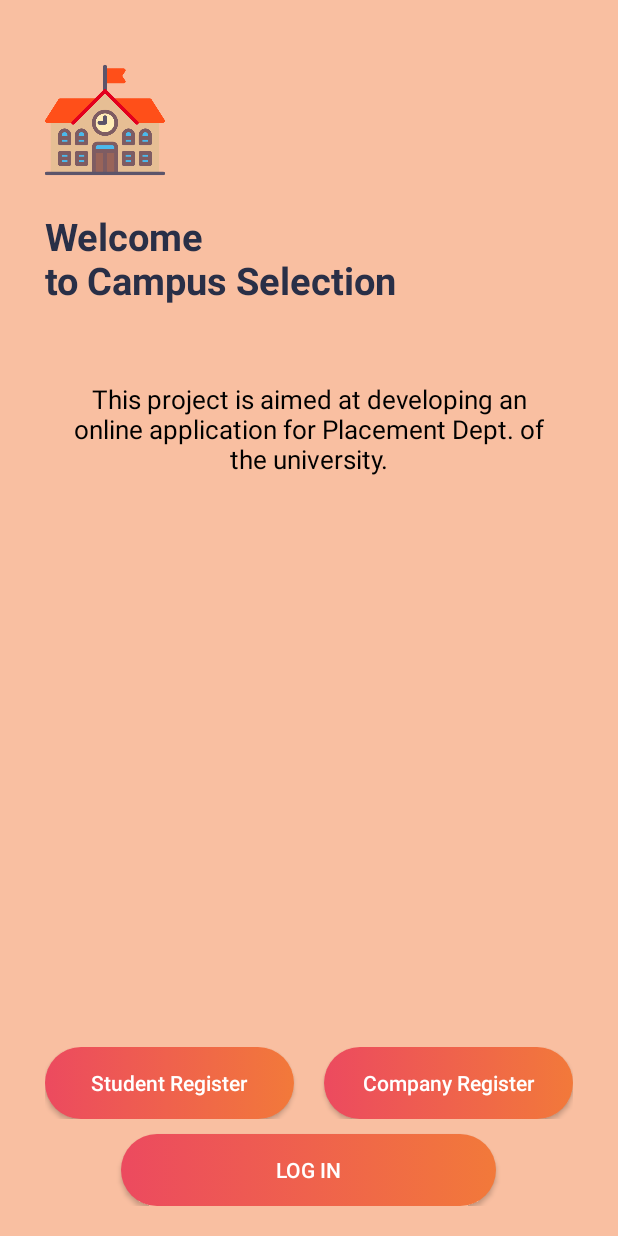
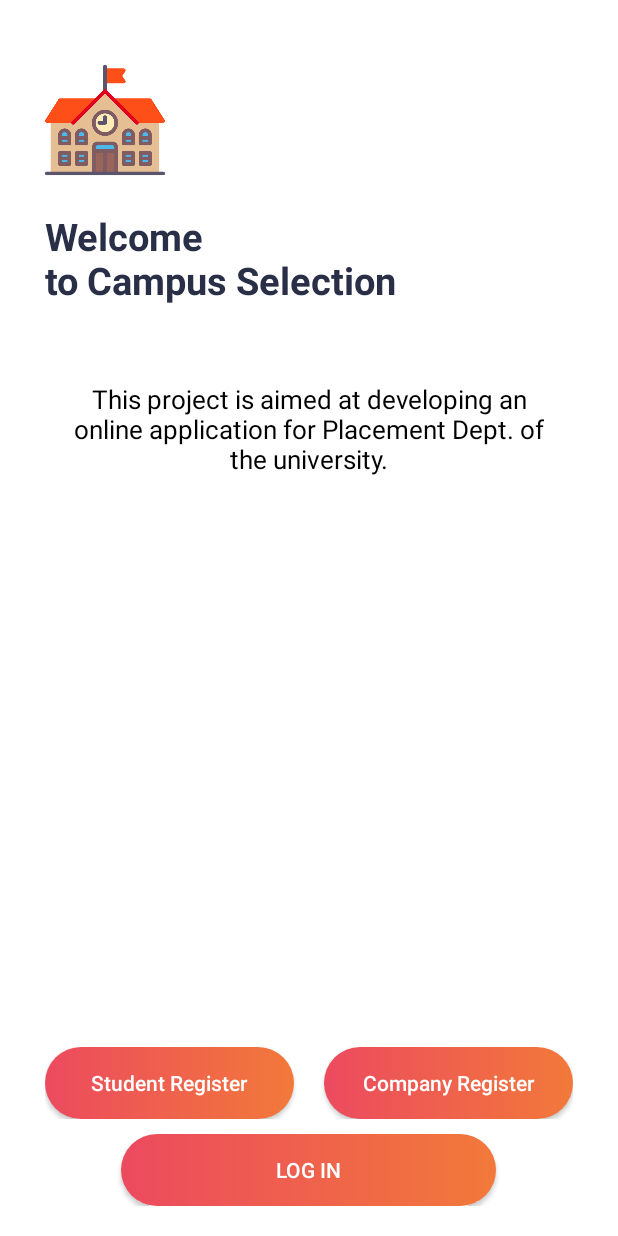
Before and after one commit to Moutamid/CampusSelectionProject, an Android app: the screen it shows after launch (MainActivity), on a phone screen of 412 x 824 dp. Run offline under Robolectric (Android 15) with nearby library versions, the phone set to English and light mode, and no system bars; our stand-ins replace Firebase (no records; nobody signed in at launch, a user with empty details on screens opened directly).

Commit message:
24 05 2021

```diff
--- a/app/src/main/res/drawable/bg_activities.xml
+++ b/app/src/main/res/drawable/bg_activities.xml
@@ -2,6 +2,7 @@
 <shape xmlns:android="http://schemas.android.com/apk/res/android"
     android:shape="rectangle">
 
-    <solid android:color="#79F2793A" />
+    <solid android:color="#ffffff" />
+<!--    <solid android:color="#79F2793A" />-->
 
 </shape>
--- a/app/src/main/res/values-night/themes.xml
+++ b/app/src/main/res/values-night/themes.xml
@@ -3,7 +3,7 @@
     <style name="Theme.CampusSelectionProject" parent="Theme.MaterialComponents.DayNight.NoActionBar">
         <!-- Primary brand color. -->
         <item name="colorPrimary">@color/purple_200</item>
-        <item name="colorPrimaryVariant">@color/purple_700</item>
+        <item name="colorPrimaryVariant">@color/darkOrange</item>
         <item name="colorOnPrimary">@color/black</item>
         <!-- Secondary brand color. -->
         <item name="colorSecondary">@color/teal_200</item>
--- a/app/src/main/res/values/colors.xml
+++ b/app/src/main/res/values/colors.xml
@@ -20,6 +20,7 @@
     <color name="greyishblue">#7b83a9</color>
     <color name="lighterGreyishblue">#e9ebf8</color>
     <color name="orange">#f2793a</color>
+    <color name="darkOrange">#000000</color>
     <color name="darkBlackSpotify">#191919</color>
     <color name="lightBlackSpotify">#212121</color>
     <color name="white">#ffffff</color>
--- a/app/src/main/res/values/themes.xml
+++ b/app/src/main/res/values/themes.xml
@@ -3,7 +3,7 @@
     <style name="Theme.CampusSelectionProject" parent="Theme.MaterialComponents.DayNight.NoActionBar">
         <!-- Primary brand color. -->
         <item name="colorPrimary">@color/purple_500</item>
-        <item name="colorPrimaryVariant">@color/purple_700</item>
+        <item name="colorPrimaryVariant">@color/darkOrange</item>
         <item name="colorOnPrimary">@color/white</item>
         <!-- Secondary brand color. -->
         <item name="colorSecondary">@color/teal_200</item>
```
